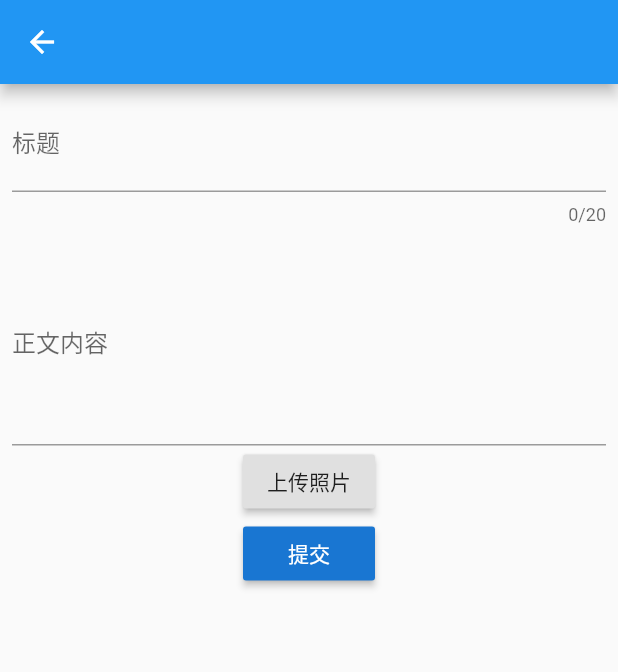
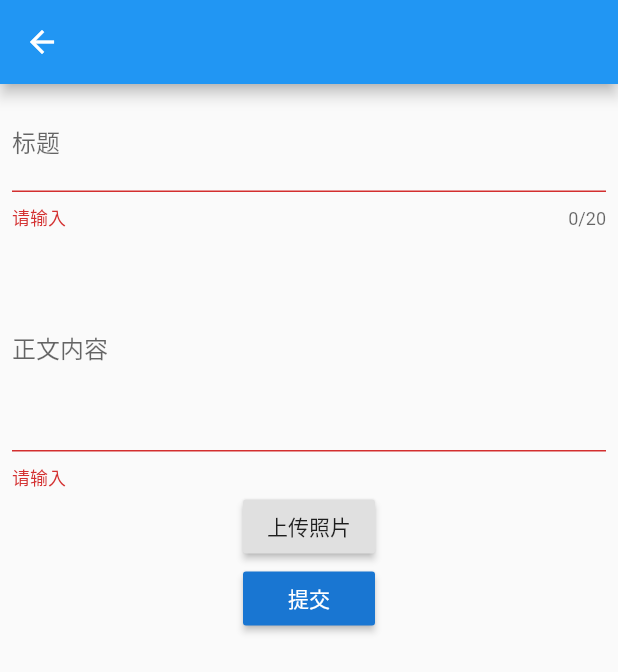
Before and after one commit to mikexfreeze/pet_planet_flutter, a Flutter app: the NewPost screen opened directly, after a tap on "提交", on a phone screen of 412 x 824 dp. Shown: the top 672 px of the screen. Run offline on Flutter 3.47's test engine with Material 2 defaults, Android fonts, the phone set to English and light mode, and no system bars; our stand-ins replace shared_preferences; missing offline and left inert: multi_image_picker; accounts and stored records are empty.

Commit message:
post  新建完整功能

```diff
--- a/lib/models/api/fetch.dart
+++ b/lib/models/api/fetch.dart
@@ -20,7 +20,7 @@ Future<ItemPage> fetchPage(int startingIndex, int pageIndex) async {
   var hasNext = true;
   var listLength = 0;
   var client = Fetch();
-  final response = await client.get('api/posts?page=${pageIndex}&size=$itemsPerPage');
+  final response = await client.get('api/posts?page=${pageIndex}&size=$itemsPerPage&sort=id,desc');
   if (response.statusCode == 200) {
     var jsonResponse = convert.jsonDecode(response.body);
     print('api/posts 数量: ${jsonResponse.length}');
@@ -55,7 +55,7 @@ Future<ItemPage> fetchPage(int startingIndex, int pageIndex) async {
         (index) => Post(
           title: jsonResponse[index]['title'],
           content: jsonResponse[index]['content'],
-          image: jsonResponse[index]['images'][0]['image'],
+          image: jsonResponse[index]['images'].length > 0 ? jsonResponse[index]['images'][0]['image'] : null,
         )
       ),
       startingIndex: startingIndex,
--- a/lib/pages/new_post/NewPost.dart
+++ b/lib/pages/new_post/NewPost.dart
@@ -22,6 +22,16 @@ class _NewPostState extends State<NewPost> {
   String _error;
   File file;
   List<int> imageIds;
+  _PostData postData = new _PostData();
+  final GlobalKey<FormState> _formKey = GlobalKey<FormState>();
+  bool _autoValidate = false;
+
+  String _validateTitle(String value) {
+    if (value.isEmpty) {
+      return '请输入';
+    }
+    return null;
+  }
 
   Future<void> _hdlSelectImages() async {
     setState(() {
@@ -61,12 +71,28 @@ class _NewPostState extends State<NewPost> {
   }
 
   Future<void> _hdlSubmit() async {
-    TestFetch fetch = TestFetch();
-    final http.Response response = await fetch.fetch('api/posts', jsonEncode(<String, String>{
-      "title": "test02",
-      'content': 'content',
+    final form = _formKey.currentState;
+    if (!form.validate()) {
+      _autoValidate = true; // Start validating on every change.
+    } else {
+      form.save();
+    }
+    var client = Fetch();
+    var images = [];
+    for (var id in imageIds) {
+      var imageId = new ImageId(id:id);
+      images.add(imageId);
+    }
+
+    final response = await client.post('api/posts', body: jsonEncode({
+      "title": postData.title,
+      'content': postData.content,
+      'images': images
     }));
-    print('_hdlSubmit $response.body');
+    print('新建post api 状态码： ${response.statusCode}');
+    if(response.statusCode == 201){
+      Navigator.pushNamed(context, '/');
+    }
   }
 
   Widget buildGridView() {
@@ -103,7 +129,7 @@ class _NewPostState extends State<NewPost> {
       }),
     );
 
-    print('response.body, $response.body');
+    print('上传照片： ${response.body}');
     if (response.statusCode == 201) {
 //      print(json.decode(response.body));
       return ImageId.fromJson(json.decode(response.body));
@@ -122,6 +148,9 @@ class _NewPostState extends State<NewPost> {
       body: Scrollbar(
         child: SingleChildScrollView(
           padding: EdgeInsets.all(8),
+          child: Form(
+            autovalidate: _autoValidate,
+            key: _formKey,
             child: Column(
               children: <Widget>[
                 TextFormField(
@@ -131,9 +160,9 @@ class _NewPostState extends State<NewPost> {
                     labelText: '标题',
                   ),
                   onSaved: (value) {
-//                loginData.username = value;
+                    postData.title = value;
                   },
-//                      validator: _validateName,
+                  validator: _validateTitle,
                 ),
                 SizedBox(height: 12),
                 TextFormField(
@@ -142,6 +171,10 @@ class _NewPostState extends State<NewPost> {
                     labelText: '正文内容',
                   ),
                   maxLines: 5,
+                  onSaved: (value) {
+                    postData.content = value;
+                  },
+                  validator: _validateTitle,
                 ),
                 Row(
                   mainAxisAlignment: MainAxisAlignment.center,
@@ -165,6 +198,7 @@ class _NewPostState extends State<NewPost> {
                   ],
                 )
               ],
+            ),
           ),
         ),
       )
@@ -260,4 +294,15 @@ class ImageId {
       id: json['id'],
     );
   }
+
+  Map<String, dynamic> toJson() {
+    return {
+      'id': id
+    };
   }
+}
+
+class _PostData {
+  String title = '';
+  String content = '';
+}
```
Also changed, not shown: lib/pages/home/pet_card.dart (+10 -2 lines), lib/utils/fetch.dart (+33 -24 lines), 1 other file. Lines whose indentation alone changed are shown as unchanged.
